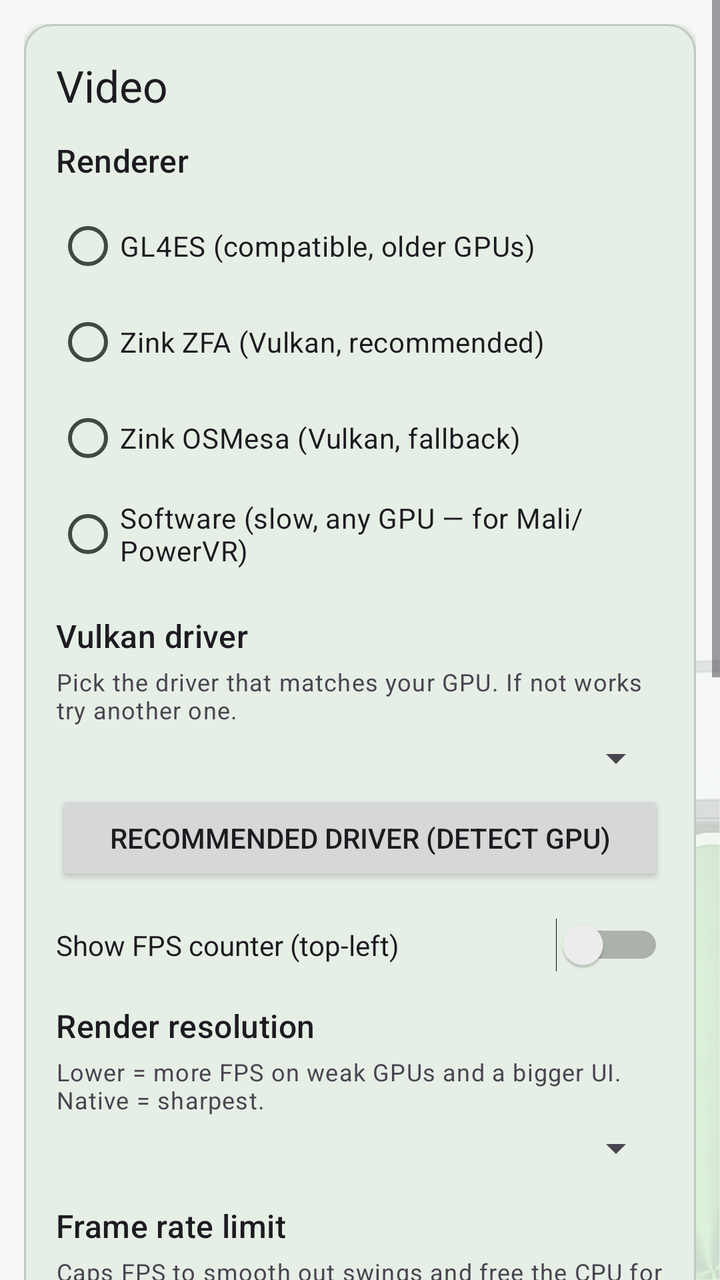
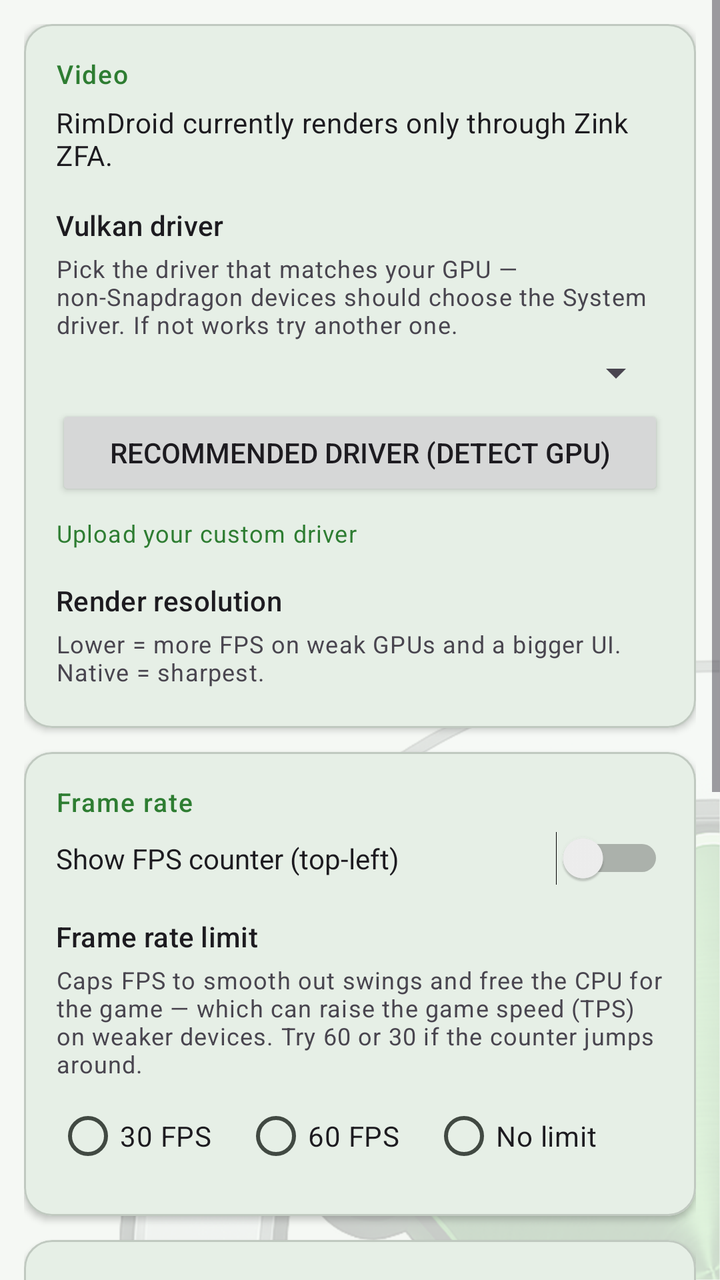

The first picture is an Android layout as it rendered before a commit; the second is the same layout after the commit. The layout source and the unified diff follow.
<!-- AndroidManifest.xml: application theme AppTheme -->
<!-- res/layout/fragment_settings.xml -->
<?xml version="1.0" encoding="utf-8"?>
<ScrollView xmlns:android="http://schemas.android.com/apk/res/android"
    xmlns:app="http://schemas.android.com/apk/res-auto"
    android:layout_width="match_parent"
    android:layout_height="match_parent">

  <LinearLayout
    android:layout_width="match_parent"
    android:layout_height="wrap_content"
    android:orientation="vertical"
    android:padding="12dp">

    
    <com.google.android.material.card.MaterialCardView
        android:layout_width="match_parent"
        android:layout_height="wrap_content"
        android:layout_marginBottom="12dp"
        app:cardCornerRadius="14dp"
        app:cardElevation="2dp">

      <LinearLayout
          android:layout_width="match_parent"
          android:layout_height="wrap_content"
          android:orientation="vertical"
          android:padding="16dp">

        <TextView
            android:layout_width="wrap_content"
            android:layout_height="wrap_content"
            android:text="@string/card_video"
            android:textAppearance="?attr/textAppearanceTitleLarge"
            android:layout_marginBottom="12dp" />

        <TextView
            android:layout_width="wrap_content"
            android:layout_height="wrap_content"
            android:text="@string/renderer"
            android:textAppearance="?attr/textAppearanceTitleMedium"
            android:layout_marginBottom="8dp" />

        <RadioGroup
            android:id="@+id/rg_renderer"
            android:layout_width="wrap_content"
            android:layout_height="wrap_content"
            android:layout_marginBottom="16dp">

          <RadioButton
              android:id="@+id/rb_gl4es"
              android:layout_width="wrap_content"
              android:layout_height="wrap_content"
              android:text="@string/gl4es_label" />

          <RadioButton
              android:id="@+id/rb_zink_zfa"
              android:layout_width="wrap_content"
              android:layout_height="wrap_content"
              android:text="@string/zink_zfa_label" />

          <RadioButton
              android:id="@+id/rb_zink_osmesa"
              android:layout_width="wrap_content"
              android:layout_height="wrap_content"
              android:text="@string/zink_osmesa_label" />

          <RadioButton
              android:id="@+id/rb_softpipe"
              android:layout_width="wrap_content"
              android:layout_height="wrap_content"
              android:text="@string/softpipe_label" />
        </RadioGroup>

        <TextView
            android:layout_width="wrap_content"
            android:layout_height="wrap_content"
            android:text="@string/vulkan_driver"
            android:textAppearance="?attr/textAppearanceTitleMedium"
            android:layout_marginBottom="4dp" />

        <TextView
            android:layout_width="wrap_content"
            android:layout_height="wrap_content"
            android:text="@string/vulkan_driver_hint"
            android:textAppearance="?attr/textAppearanceBodySmall"
            android:layout_marginBottom="4dp" />

        <Spinner
            android:id="@+id/spinner_vulkan_driver"
            android:layout_width="match_parent"
            android:layout_height="wrap_content"
            android:layout_marginBottom="4dp" />

        <Button
            android:id="@+id/btn_recommend_driver"
            android:layout_width="match_parent"
            android:layout_height="wrap_content"
            android:text="@string/driver_recommend"
            android:textSize="14dp" />

        <Switch
            android:id="@+id/sw_show_fps"
            android:layout_width="match_parent"
            android:layout_height="wrap_content"
            android:layout_marginTop="16dp"
            android:text="@string/show_fps_label" />

        
        <TextView
            android:layout_width="wrap_content"
            android:layout_height="wrap_content"
            android:text="@string/render_res_label"
            android:textAppearance="?attr/textAppearanceTitleMedium"
            android:layout_marginTop="16dp"
            android:layout_marginBottom="4dp" />

        <TextView
            android:layout_width="wrap_content"
            android:layout_height="wrap_content"
            android:text="@string/render_res_hint"
            android:textAppearance="?attr/textAppearanceBodySmall"
            android:layout_marginBottom="4dp" />

        <Spinner
            android:id="@+id/spinner_render_res"
            android:layout_width="match_parent"
            android:layout_height="wrap_content" />

        
        <TextView
            android:layout_width="wrap_content"
            android:layout_height="wrap_content"
            android:text="@string/fps_cap_label"
            android:textAppearance="?attr/textAppearanceTitleMedium"
            android:layout_marginTop="16dp"
            android:layout_marginBottom="4dp" />

        <TextView
            android:layout_width="wrap_content"
            android:layout_height="wrap_content"
            android:text="@string/fps_cap_hint"
            android:textAppearance="?attr/textAppearanceBodySmall"
            android:layout_marginBottom="4dp" />

        <RadioGroup
            android:id="@+id/rg_fps_cap"
            android:layout_width="match_parent"
            android:layout_height="wrap_content"
            android:orientation="horizontal">

            <RadioButton
                android:id="@+id/rb_fps_30"
                android:layout_width="wrap_content"
                android:layout_height="wrap_content"
                android:layout_marginEnd="16dp"
                android:text="@string/fps_cap_30" />

            <RadioButton
                android:id="@+id/rb_fps_60"
                android:layout_width="wrap_content"
                android:layout_height="wrap_content"
                android:layout_marginEnd="16dp"
                android:text="@string/fps_cap_60" />

            <RadioButton
                android:id="@+id/rb_fps_off"
                android:layout_width="wrap_content"
                android:layout_height="wrap_content"
                android:text="@string/fps_cap_off" />
        </RadioGroup>
      </LinearLayout>
    </com.google.android.material.card.MaterialCardView>

    
    <com.google.android.material.card.MaterialCardView
        android:layout_width="match_parent"
        android:layout_height="wrap_content"
        android:layout_marginBottom="12dp"
        app:cardCornerRadius="14dp"
        app:cardElevation="2dp">

      <LinearLayout
          android:layout_width="match_parent"
          android:layout_height="wrap_content"
          android:orientation="vertical"
          android:padding="16dp">

        <TextView
            android:layout_width="wrap_content"
            android:layout_height="wrap_content"
            android:text="@string/card_controls"
            android:textAppearance="?attr/textAppearanceTitleLarge"
            android:layout_marginBottom="12dp" />

        <Button
            android:id="@+id/btn_edit_controls"
            android:layout_width="match_parent"
            android:layout_height="wrap_content"
            android:text="@string/edit_controls" />

        <Button
            android:id="@+id/btn_gamepad_mapper"
            android:layout_width="match_parent"
            android:layout_height="wrap_content"
            android:layout_marginTop="8dp"
            android:text="@string/gamepad_mapper_settings_btn" />

        <Switch
            android:id="@+id/sw_haptic"
            android:layout_width="match_parent"
            android:layout_height="wrap_content"
            android:layout_marginTop="16dp"
            android:text="@string/haptic_label" />

        <Switch
            android:id="@+id/sw_drag_pan"
            android:layout_width="match_parent"
            android:layout_height="wrap_content"
            android:layout_marginTop="12dp"
            android:text="@string/drag_pan_label" />

        <Switch
            android:id="@+id/sw_reverse_landscape"
            android:layout_width="match_parent"
            android:layout_height="wrap_content"
            android:layout_marginTop="12dp"
            android:text="@string/reverse_landscape_label" />

        <TextView
            android:layout_width="match_parent"
            android:layout_height="wrap_content"
            android:layout_marginTop="4dp"
            android:textSize="12sp"
            android:alpha="0.7"
            android:text="@string/reverse_landscape_hint" />
      </LinearLayout>
    </com.google.android.material.card.MaterialCardView>

    

    
    <com.google.android.material.card.MaterialCardView
        android:layout_width="match_parent"
        android:layout_height="wrap_content"
        android:layout_marginBottom="12dp"
        app:cardCornerRadius="14dp"
        app:cardElevation="2dp">

      <LinearLayout
          android:layout_width="match_parent"
          android:layout_height="wrap_content"
          android:orientation="vertical"
          android:padding="16dp">

        
        <TextView
            android:id="@+id/tv_advanced_header"
            android:layout_width="match_parent"
            android:layout_height="wrap_content"
            android:text="@string/card_advanced"
            android:textAppearance="?attr/textAppearanceTitleLarge"
            android:drawableEnd="@android:drawable/arrow_down_float"
            android:clickable="true"
            android:focusable="true" />

        <LinearLayout
            android:id="@+id/ll_advanced_content"
            android:layout_width="match_parent"
            android:layout_height="wrap_content"
            android:orientation="vertical"
            android:visibility="gone">

          <Switch
              android:id="@+id/sw_debug"
              android:layout_width="match_parent"
              android:layout_height="wrap_content"
              android:layout_marginTop="12dp"
              android:text="@string/debug_mode" />

          <Switch
              android:id="@+id/sw_compat_mode"
              android:layout_width="match_parent"
              android:layout_height="wrap_content"
              android:layout_marginTop="12dp"
              android:text="@string/compat_mode_label" />

          <TextView
              android:layout_width="match_parent"
              android:layout_height="wrap_content"
              android:layout_marginTop="2dp"
              android:textAppearance="?attr/textAppearanceBodySmall"
              android:alpha="0.7"
              android:text="@string/compat_mode_hint" />

          <TextView
              android:layout_width="wrap_content"
              android:layout_height="wrap_content"
              android:layout_marginTop="16dp"
              android:text="@string/env_section_header"
              android:textAppearance="?attr/textAppearanceTitleMedium" />

          <TextView
              android:layout_width="match_parent"
              android:layout_height="wrap_content"
              android:text="@string/env_vars_hint"
              android:textAppearance="?attr/textAppearanceBodySmall"
              android:layout_marginBottom="4dp" />

          <EditText
              android:id="@+id/et_env_vars"
              android:layout_width="match_parent"
              android:layout_height="wrap_content"
              android:fontFamily="monospace"
              android:textSize="13sp"
              android:inputType="textNoSuggestions|textMultiLine|textVisiblePassword"
              android:hint="@string/env_vars_hint_example" />

          
          <Switch
              android:id="@+id/sw_strict_barriers"
              android:layout_width="wrap_content"
              android:layout_height="wrap_content"
              android:text="@string/strict_barriers"
              android:visibility="gone" />

          <Button
              android:id="@+id/btn_smoketest"
              android:layout_width="wrap_content"
              android:layout_height="wrap_content"
              android:text="@string/smoketest_label"
              android:visibility="gone" />

          <Button
              android:id="@+id/btn_steam_dl"
              android:layout_width="wrap_content"
              android:layout_height="wrap_content"
              android:text="@string/steam_dl_label"
              android:visibility="gone" />

          <TextView
              android:id="@+id/tv_steam_dl_status"
              android:layout_width="match_parent"
              android:layout_height="wrap_content"
              android:textIsSelectable="true"
              android:visibility="gone"
              android:textSize="12sp" />

          
          <LinearLayout
              android:layout_width="match_parent"
              android:layout_height="wrap_content"
              android:orientation="vertical"
              android:visibility="gone">

            <TextView
                android:id="@+id/tv_render_scale_label"
                android:layout_width="wrap_content"
                android:layout_height="wrap_content"
                android:text="Render scale: 60%"
                android:textAppearance="?attr/textAppearanceTitleMedium" />

            <SeekBar
                android:id="@+id/sb_render_scale"
                android:layout_width="match_parent"
                android:layout_height="wrap_content"
                android:max="33"
                android:progress="5" />
          </LinearLayout>
        </LinearLayout>
      </LinearLayout>
    </com.google.android.material.card.MaterialCardView>

  </LinearLayout>
</ScrollView>
<!-- resources referenced by this layout -->
<resources>
  <string name="card_advanced">Advanced</string>
  <string name="card_controls">Controls</string>
  <string name="card_video">Video</string>
  <string name="compat_mode_label">Compatibility mode</string>
  <string name="debug_mode">Debug mode (verbose log)</string>
  <string name="drag_pan_label">Drag the map with a finger to pan</string>
  <string name="driver_recommend">Recommended driver (detect GPU)</string>
  <string name="edit_controls">Edit on-screen controls…</string>
  <string name="env_section_header">Environment variables</string>
  <string name="env_vars_hint_example">e.g. BOX64_DYNAREC_ALIGNED_ATOMICS=1</string>
  <string name="fps_cap_30">30 FPS</string>
  <string name="fps_cap_60">60 FPS</string>
  <string name="fps_cap_label">Frame rate limit</string>
  <string name="fps_cap_off">No limit</string>
  <string name="gamepad_mapper_settings_btn">Gamepad mapping</string>
  <string name="gl4es_label">GL4ES (compatible, older GPUs)</string>
  <string name="haptic_label">Vibrate on button press</string>
  <string name="render_res_hint">Lower = more FPS on weak GPUs and a bigger UI. Native = sharpest.</string>
  <string name="render_res_label">Render resolution</string>
  <string name="renderer">Renderer</string>
  <string name="reverse_landscape_label">Mirror the picture (180°)</string>
  <string name="show_fps_label">Show FPS counter (top-left)</string>
  <string name="smoketest_label">Test software renderer (OSMesa)</string>
  <string name="softpipe_label">Software (slow, any GPU — for Mali/PowerVR)</string>
  <string name="steam_dl_label">Steam download spike (RimWorld)</string>
  <string name="strict_barriers">Interpreter mode (test — VERY slow, diagnostic for save corruption)</string>
  <string name="vulkan_driver">Vulkan driver</string>
  <string name="vulkan_driver_hint">Pick the driver that matches your GPU. If not works try another one.</string>
  <string name="zink_osmesa_label">Zink OSMesa (Vulkan, fallback)</string>
  <string name="zink_zfa_label">Zink ZFA (Vulkan, recommended)</string>
  <color name="rd_primary">#2E7D32</color>
  <color name="rd_primary_container">#B4F0B6</color>
  <color name="rd_on_primary_container">#00210A</color>
  <color name="md_theme_secondary">#4F6354</color>
  <color name="md_theme_onSecondary">#FFFFFF</color>
  <color name="md_theme_secondaryContainer">#D2E8D6</color>
  <color name="md_theme_onSecondaryContainer">#0E1F14</color>
  <color name="md_theme_tertiary">#3A656E</color>
  <color name="md_theme_onTertiary">#FFFFFF</color>
  <color name="md_theme_tertiaryContainer">#BEEAF5</color>
  <color name="md_theme_onTertiaryContainer">#001F25</color>
  <color name="md_theme_error">#BA1A1A</color>
  <color name="md_theme_onError">#FFFFFF</color>
  <color name="md_theme_errorContainer">#FFDAD6</color>
  <color name="md_theme_onErrorContainer">#410002</color>
  <color name="md_theme_background">#F5F8F4</color>
  <color name="md_theme_onBackground">#181D18</color>
  <color name="md_theme_surface">#F5F8F4</color>
  <color name="md_theme_onSurface">#181D18</color>
  <color name="md_theme_surfaceVariant">#DCE5DC</color>
  <color name="md_theme_onSurfaceVariant">#414942</color>
  <color name="md_theme_outlineVariant">#C0C9C0</color>
  <color name="md_theme_inverseSurface">#2D322E</color>
  <color name="md_theme_inverseOnSurface">#EFF1EB</color>
  <color name="md_theme_inversePrimary">#86D88A</color>
  <color name="md_theme_surfaceDim">#D5DBD3</color>
  <color name="md_theme_surfaceBright">#F5F8F4</color>
  <color name="md_theme_surfaceContainerLowest">#FFFFFF</color>
  <color name="md_theme_surfaceContainerLow">#EFF2EC</color>
  <color name="md_theme_surfaceContainer">#E9ECE6</color>
  <color name="md_theme_surfaceContainerHigh">#E4E7E1</color>
  <color name="md_theme_surfaceContainerHighest">#DEE1DB</color>
  <!-- unchanged entries left out for length: 11 -->
</resources>

<!-- the commit's change to res/layout/fragment_settings.xml (unified diff, before → after) -->
@@ -25,55 +25,25 @@
           android:padding="16dp">
 
         <TextView
+            style="@style/AppTheme.CardHeader"
             android:layout_width="wrap_content"
             android:layout_height="wrap_content"
             android:text="@string/card_video"
-            android:textAppearance="?attr/textAppearanceTitleLarge"
-            android:layout_marginBottom="12dp" />
-
-        <TextView
-            android:layout_width="wrap_content"
-            android:layout_height="wrap_content"
-            android:text="@string/renderer"
-            android:textAppearance="?attr/textAppearanceTitleMedium"
-            android:layout_marginBottom="8dp" />
-
-        <RadioGroup
-            android:id="@+id/rg_renderer"
-            android:layout_width="wrap_content"
-            android:layout_height="wrap_content"
-            android:layout_marginBottom="16dp">
-
-          <RadioButton
-              android:id="@+id/rb_gl4es"
-              android:layout_width="wrap_content"
-              android:layout_height="wrap_content"
-              android:text="@string/gl4es_label" />
-
-          <RadioButton
-              android:id="@+id/rb_zink_zfa"
-              android:layout_width="wrap_content"
-              android:layout_height="wrap_content"
-              android:text="@string/zink_zfa_label" />
-
-          <RadioButton
-              android:id="@+id/rb_zink_osmesa"
-              android:layout_width="wrap_content"
-              android:layout_height="wrap_content"
-              android:text="@string/zink_osmesa_label" />
-
-          <RadioButton
-              android:id="@+id/rb_softpipe"
-              android:layout_width="wrap_content"
-              android:layout_height="wrap_content"
-              android:text="@string/softpipe_label" />
-        </RadioGroup>
+            android:layout_marginBottom="6dp" />
+
+        
+        <TextView
+            android:layout_width="match_parent"
+            android:layout_height="wrap_content"
+            android:text="@string/renderer_info"
+            android:textAppearance="?attr/textAppearanceBodyMedium"
+            android:layout_marginBottom="16dp" />
 
         <TextView
             android:layout_width="wrap_content"
             android:layout_height="wrap_content"
             android:text="@string/vulkan_driver"
-            android:textAppearance="?attr/textAppearanceTitleMedium"
+            android:textAppearance="?attr/textAppearanceTitleSmall"
             android:layout_marginBottom="4dp" />
 
         <TextView
@@ -96,19 +66,24 @@
             android:text="@string/driver_recommend"
             android:textSize="14dp" />
 
-        <Switch
-            android:id="@+id/sw_show_fps"
-            android:layout_width="match_parent"
-            android:layout_height="wrap_content"
-            android:layout_marginTop="16dp"
-            android:text="@string/show_fps_label" />
+        
+        <TextView
+            android:id="@+id/tv_upload_driver"
+            android:layout_width="wrap_content"
+            android:layout_height="wrap_content"
+            android:layout_marginTop="8dp"
+            android:text="@string/upload_custom_driver"
+            android:textColor="?attr/colorPrimary"
+            android:textAppearance="?attr/textAppearanceBodySmall"
+            android:clickable="true"
+            android:focusable="true" />
 
         
         <TextView
             android:layout_width="wrap_content"
             android:layout_height="wrap_content"
             android:text="@string/render_res_label"
-            android:textAppearance="?attr/textAppearanceTitleMedium"
+            android:textAppearance="?attr/textAppearanceTitleSmall"
             android:layout_marginTop="16dp"
             android:layout_marginBottom="4dp" />
 
@@ -119,53 +94,11 @@
             android:textAppearance="?attr/textAppearanceBodySmall"
             android:layout_marginBottom="4dp" />
 
-        <Spinner
-            android:id="@+id/spinner_render_res"
-            android:layout_width="match_parent"
-            android:layout_height="wrap_content" />
-
-        
-        <TextView
-            android:layout_width="wrap_content"
-            android:layout_height="wrap_content"
-            android:text="@string/fps_cap_label"
-            android:textAppearance="?attr/textAppearanceTitleMedium"
-            android:layout_marginTop="16dp"
-            android:layout_marginBottom="4dp" />
-
-        <TextView
-            android:layout_width="wrap_content"
-            android:layout_height="wrap_content"
-            android:text="@string/fps_cap_hint"
-            android:textAppearance="?attr/textAppearanceBodySmall"
-            android:layout_marginBottom="4dp" />
-
         <RadioGroup
-            android:id="@+id/rg_fps_cap"
-            android:layout_width="match_parent"
-            android:layout_height="wrap_content"
-            android:orientation="horizontal">
-
-            <RadioButton
-                android:id="@+id/rb_fps_30"
-                android:layout_width="wrap_content"
-                android:layout_height="wrap_content"
-                android:layout_marginEnd="16dp"
-                android:text="@string/fps_cap_30" />
-
-            <RadioButton
-                android:id="@+id/rb_fps_60"
-                android:layout_width="wrap_content"
-                android:layout_height="wrap_content"
-                android:layout_marginEnd="16dp"
-                android:text="@string/fps_cap_60" />
-
-            <RadioButton
-                android:id="@+id/rb_fps_off"
-                android:layout_width="wrap_content"
-                android:layout_height="wrap_content"
-                android:text="@string/fps_cap_off" />
-        </RadioGroup>
+            android:id="@+id/rg_render_res"
+            android:layout_width="wrap_content"
+            android:layout_height="wrap_content"
+            android:orientation="vertical" />
       </LinearLayout>
     </com.google.android.material.card.MaterialCardView>
 
@@ -184,11 +117,84 @@
           android:padding="16dp">
 
         <TextView
+            style="@style/AppTheme.CardHeader"
+            android:layout_width="wrap_content"
+            android:layout_height="wrap_content"
+            android:text="@string/card_fps"
+            android:layout_marginBottom="6dp" />
+
+        <Switch
+            android:id="@+id/sw_show_fps"
+            android:layout_width="match_parent"
+            android:layout_height="wrap_content"
+            android:textSize="14sp"
+            android:text="@string/show_fps_label" />
+
+        
+        <TextView
+            android:layout_width="wrap_content"
+            android:layout_height="wrap_content"
+            android:text="@string/fps_cap_label"
+            android:textAppearance="?attr/textAppearanceTitleSmall"
+            android:layout_marginTop="16dp"
+            android:layout_marginBottom="4dp" />
+
+        <TextView
+            android:layout_width="wrap_content"
+            android:layout_height="wrap_content"
+            android:text="@string/fps_cap_hint"
+            android:textAppearance="?attr/textAppearanceBodySmall"
+            android:layout_marginBottom="4dp" />
+
+        <RadioGroup
+            android:id="@+id/rg_fps_cap"
+            android:layout_width="match_parent"
+            android:layout_height="wrap_content"
+            android:orientation="horizontal">
+
+            <RadioButton
+                android:id="@+id/rb_fps_30"
+                android:layout_width="wrap_content"
+                android:layout_height="wrap_content"
+                android:layout_marginEnd="16dp"
+                android:text="@string/fps_cap_30" />
+
+            <RadioButton
+                android:id="@+id/rb_fps_60"
+                android:layout_width="wrap_content"
+                android:layout_height="wrap_content"
+                android:layout_marginEnd="16dp"
+                android:text="@string/fps_cap_60" />
+
+            <RadioButton
+                android:id="@+id/rb_fps_off"
+                android:layout_width="wrap_content"
+                android:layout_height="wrap_content"
+                android:text="@string/fps_cap_off" />
+        </RadioGroup>
+      </LinearLayout>
+    </com.google.android.material.card.MaterialCardView>
+
+    
+    <com.google.android.material.card.MaterialCardView
+        android:layout_width="match_parent"
+        android:layout_height="wrap_content"
+        android:layout_marginBottom="12dp"
+        app:cardCornerRadius="14dp"
+        app:cardElevation="2dp">
+
+      <LinearLayout
+          android:layout_width="match_parent"
+          android:layout_height="wrap_content"
+          android:orientation="vertical"
+          android:padding="16dp">
+
+        <TextView
+            style="@style/AppTheme.CardHeader"
             android:layout_width="wrap_content"
             android:layout_height="wrap_content"
             android:text="@string/card_controls"
-            android:textAppearance="?attr/textAppearanceTitleLarge"
-            android:layout_marginBottom="12dp" />
+            android:layout_marginBottom="6dp" />
 
         <Button
             android:id="@+id/btn_edit_controls"
@@ -208,6 +214,7 @@
             android:layout_width="match_parent"
             android:layout_height="wrap_content"
             android:layout_marginTop="16dp"
+            android:textSize="14sp"
             android:text="@string/haptic_label" />
 
         <Switch
@@ -215,6 +222,7 @@
             android:layout_width="match_parent"
             android:layout_height="wrap_content"
             android:layout_marginTop="12dp"
+            android:textSize="14sp"
             android:text="@string/drag_pan_label" />
 
         <Switch
@@ -222,6 +230,7 @@
             android:layout_width="match_parent"
             android:layout_height="wrap_content"
             android:layout_marginTop="12dp"
+            android:textSize="14sp"
             android:text="@string/reverse_landscape_label" />
 
         <TextView
@@ -253,10 +262,10 @@
         
         <TextView
             android:id="@+id/tv_advanced_header"
+            style="@style/AppTheme.CardHeader"
             android:layout_width="match_parent"
             android:layout_height="wrap_content"
             android:text="@string/card_advanced"
-            android:textAppearance="?attr/textAppearanceTitleLarge"
             android:drawableEnd="@android:drawable/arrow_down_float"
             android:clickable="true"
             android:focusable="true" />
@@ -273,6 +282,7 @@
               android:layout_width="match_parent"
               android:layout_height="wrap_content"
               android:layout_marginTop="12dp"
+              android:textSize="14sp"
               android:text="@string/debug_mode" />
 
           <Switch
@@ -280,6 +290,7 @@
               android:layout_width="match_parent"
               android:layout_height="wrap_content"
               android:layout_marginTop="12dp"
+              android:textSize="14sp"
               android:text="@string/compat_mode_label" />
 
           <TextView
@@ -295,7 +306,7 @@
               android:layout_height="wrap_content"
               android:layout_marginTop="16dp"
               android:text="@string/env_section_header"
-              android:textAppearance="?attr/textAppearanceTitleMedium" />
+              android:textAppearance="?attr/textAppearanceTitleSmall" />
 
           <TextView
               android:layout_width="match_parent"
@@ -355,7 +366,7 @@
                 android:layout_width="wrap_content"
                 android:layout_height="wrap_content"
                 android:text="Render scale: 60%"
-                android:textAppearance="?attr/textAppearanceTitleMedium" />
+                android:textAppearance="?attr/textAppearanceTitleSmall" />
 
             <SeekBar
                 android:id="@+id/sb_render_scale"
<!-- resource entries referenced after the edit -->
@@ -2,6 +2,7 @@
 <resources>
   <string name="card_advanced">Advanced</string>
   <string name="card_controls">Controls</string>
+  <string name="card_fps">Frame rate</string>
   <string name="card_video">Video</string>
   <string name="compat_mode_label">Compatibility mode</string>
   <string name="debug_mode">Debug mode (verbose log)</string>
@@ -15,21 +16,23 @@
   <string name="fps_cap_label">Frame rate limit</string>
   <string name="fps_cap_off">No limit</string>
   <string name="gamepad_mapper_settings_btn">Gamepad mapping</string>
-  <string name="gl4es_label">GL4ES (compatible, older GPUs)</string>
   <string name="haptic_label">Vibrate on button press</string>
   <string name="render_res_hint">Lower = more FPS on weak GPUs and a bigger UI. Native = sharpest.</string>
   <string name="render_res_label">Render resolution</string>
-  <string name="renderer">Renderer</string>
+  <string name="renderer_info">RimDroid currently renders only through Zink ZFA.</string>
   <string name="reverse_landscape_label">Mirror the picture (180°)</string>
   <string name="show_fps_label">Show FPS counter (top-left)</string>
   <string name="smoketest_label">Test software renderer (OSMesa)</string>
-  <string name="softpipe_label">Software (slow, any GPU — for Mali/PowerVR)</string>
   <string name="steam_dl_label">Steam download spike (RimWorld)</string>
   <string name="strict_barriers">Interpreter mode (test — VERY slow, diagnostic for save corruption)</string>
+  <string name="upload_custom_driver">Upload your custom driver</string>
   <string name="vulkan_driver">Vulkan driver</string>
-  <string name="vulkan_driver_hint">Pick the driver that matches your GPU. If not works try another one.</string>
-  <string name="zink_osmesa_label">Zink OSMesa (Vulkan, fallback)</string>
-  <string name="zink_zfa_label">Zink ZFA (Vulkan, recommended)</string>
+  <string name="vulkan_driver_hint">Pick the driver that matches your GPU — non-Snapdragon devices should choose the System driver. If not works try another one.</string>
+  <style name="AppTheme.CardHeader" parent="TextAppearance.Material3.LabelSmall">
+          <item name="android:textColor">?attr/colorPrimary</item>
+          <item name="android:textSize">13sp</item>
+          <item name="android:textAllCaps">false</item>
+      </style>
   <color name="rd_primary">#2E7D32</color>
   <color name="rd_primary_container">#B4F0B6</color>
   <color name="rd_on_primary_container">#00210A</color>
